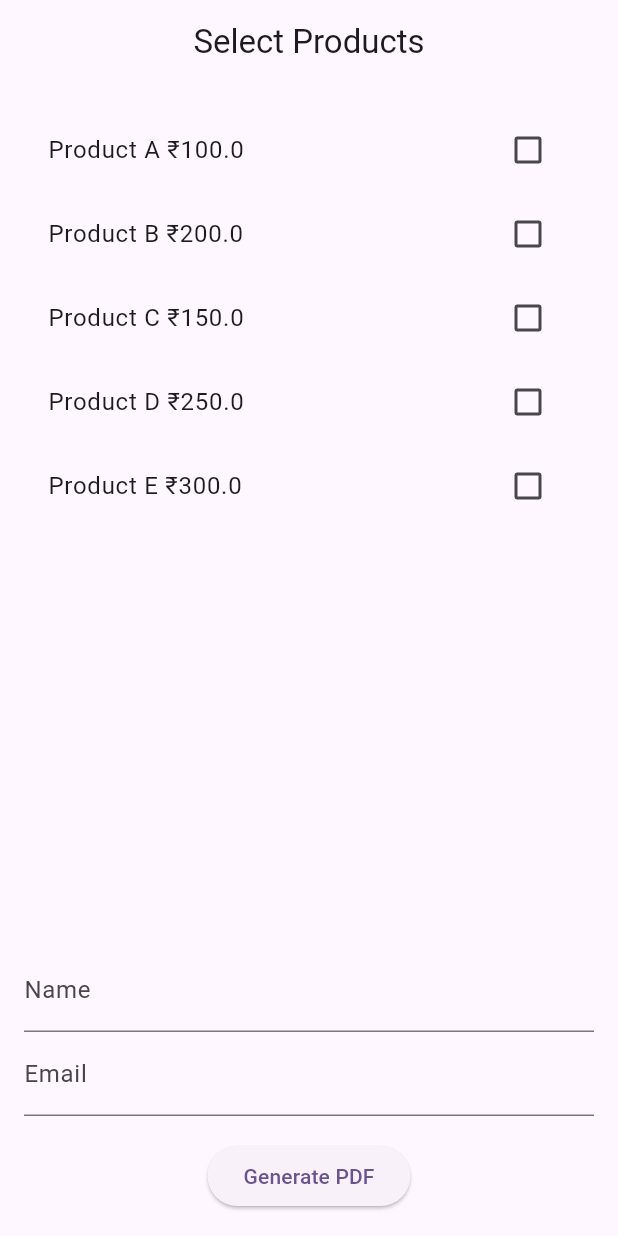
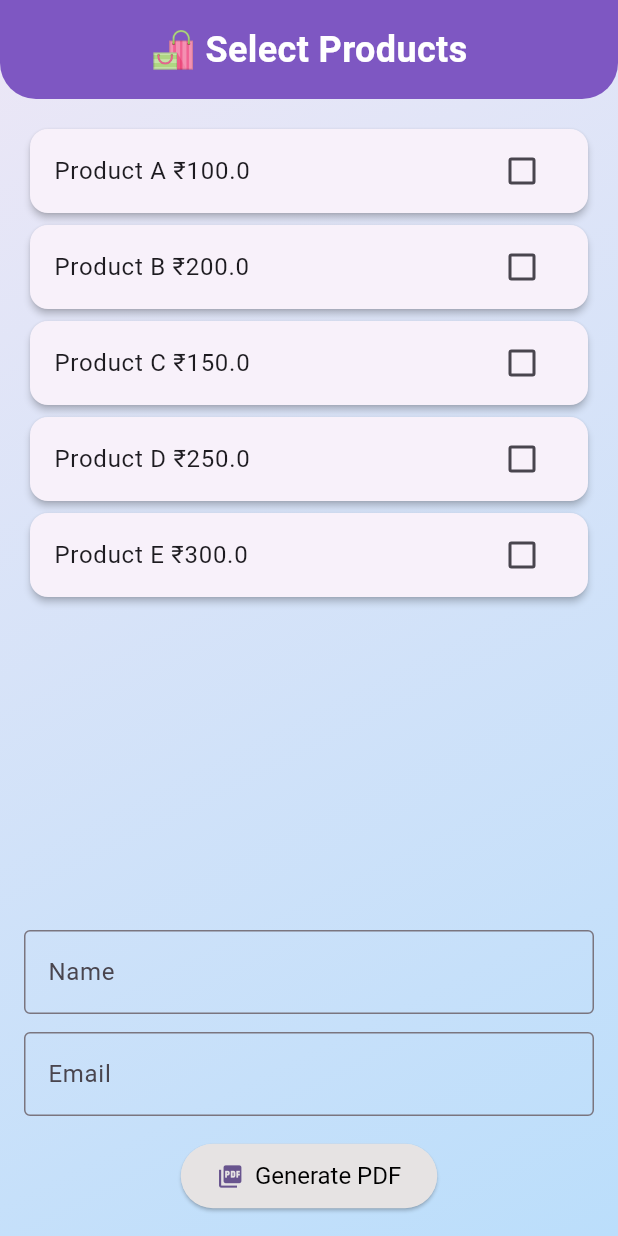
Before and after one commit to avinashji1302/Invoice-Project-, a Flutter app: the screen it shows after launch, on a phone screen of 412 x 824 dp. Run offline on Flutter 3.47's test engine with Material 3 defaults, Android fonts, the phone set to English and light mode, and no system bars; our stand-ins replace get, share_plus; missing offline and left inert: flutter_pdfview.

Commit message:
added some color

```diff
--- a/lib/view/product_screen.dart
+++ b/lib/view/product_screen.dart
@@ -11,8 +11,40 @@ class ProductScreen extends StatelessWidget {
   @override
   Widget build(BuildContext context) {
     return Scaffold(
-      appBar: AppBar(title: const Text("Select Products"),centerTitle: true,),
-      body: Padding(
+      body: Container(
+        decoration: const BoxDecoration(
+          gradient: LinearGradient(
+            colors: [Color(0xFFEDE7F6), Color(0xFFBBDEFB)], // Soft lavender to blue
+            begin: Alignment.topLeft,
+            end: Alignment.bottomRight,
+          ),
+        ),
+        child: SafeArea(
+          child: Column(
+            children: [
+              Container(
+                padding: const EdgeInsets.symmetric(vertical: 16),
+                width: double.infinity,
+                decoration: const BoxDecoration(
+                  color: Color(0xFF7E57C2), // Lavender app bar
+                  borderRadius: BorderRadius.only(
+                    bottomLeft: Radius.circular(24),
+                    bottomRight: Radius.circular(24),
+                  ),
+                ),
+                child: const Center(
+                  child: Text(
+                    "🛍️ Select Products",
+                    style: TextStyle(
+                      color: Colors.white,
+                      fontSize: 24,
+                      fontWeight: FontWeight.bold,
+                    ),
+                  ),
+                ),
+              ),
+              Expanded(
+                child: Padding(
                   padding: const EdgeInsets.all(16.0),
                   child: Column(
                     children: [
@@ -21,36 +53,56 @@ class ProductScreen extends StatelessWidget {
                               itemCount: controller.products.length,
                               itemBuilder: (context, index) {
                                 final product = controller.products[index];
-                      return CheckboxListTile(
+                                return Card(
+                                  elevation: 2,
+                                  child: CheckboxListTile(
                                     title: Text("${product.name} ₹${product.price}"),
                                     value: product.isSelected,
                                     onChanged: (value) {
                                       controller.products[index].isSelected = value!;
                                       controller.products.refresh();
                                     },
+                                  ),
                                 );
                               },
                             )),
                       ),
                       TextField(
                         controller: controller.nameController,
-              decoration: const InputDecoration(labelText: "Name"),
+                        decoration: const InputDecoration(
+                          labelText: "Name",
+                          border: OutlineInputBorder(),
                         ),
+                      ),
+                      const SizedBox(height: 12),
                       TextField(
                         controller: controller.emailController,
-              decoration: const InputDecoration(labelText: "Email"),
+                        decoration: const InputDecoration(
+                          labelText: "Email",
+                          border: OutlineInputBorder(),
+                        ),
                       ),
                       const SizedBox(height: 16),
-            ElevatedButton(
+                      ElevatedButton.icon(
                         onPressed: () {
                           if (controller.validateInputs()) {
-                  // Navigate to PDF preview (PDF generation logic comes next)
-                  Get.to(() =>  PdfPreviewScreen());
+                            Get.to(() => const PdfPreviewScreen());
                           }
                         },
-              child: const Text("Generate PDF"),
+                        icon: const Icon(Icons.picture_as_pdf),
+                        label: const Text("Generate PDF", style: TextStyle(color: Colors.black),),
+                        style: ElevatedButton.styleFrom(
+                          backgroundColor: const Color.fromARGB(255, 230, 227, 227), // match with app bar
+                          padding: const EdgeInsets.symmetric(horizontal: 24, vertical: 12),
+                          textStyle: const TextStyle(fontSize: 16),
+                        ),
                       )
                     ],
+                  ),
+                ),
+              ),
+            ],
+          ),
         ),
       ),
     );
```
Also changed, not shown: lib/view/pdf_preview.dart (+24 -8 lines). Lines whose indentation alone changed are shown as unchanged.
